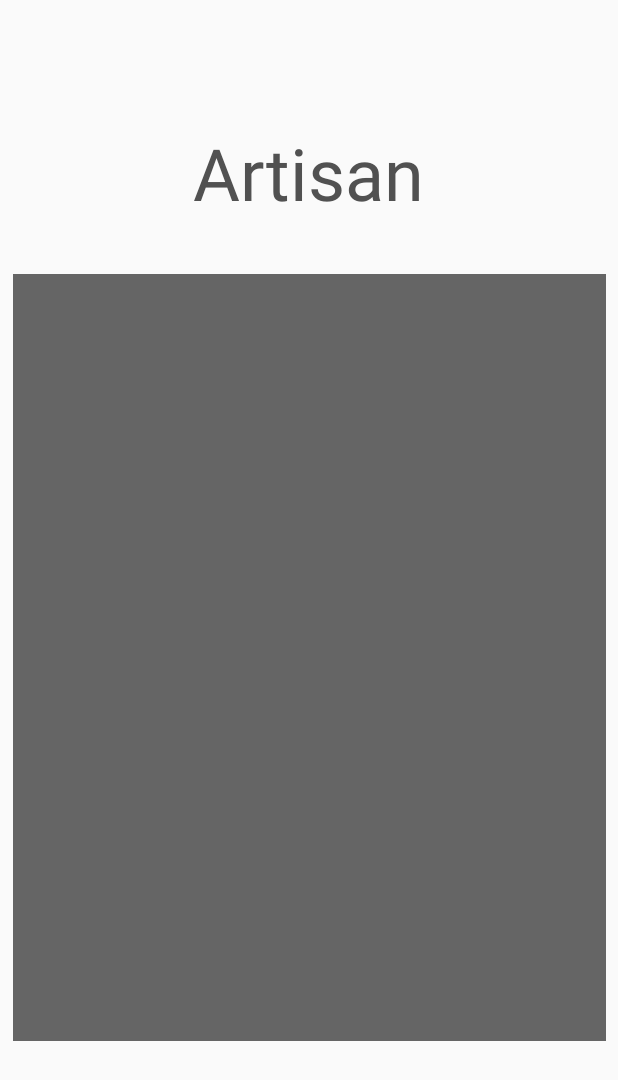
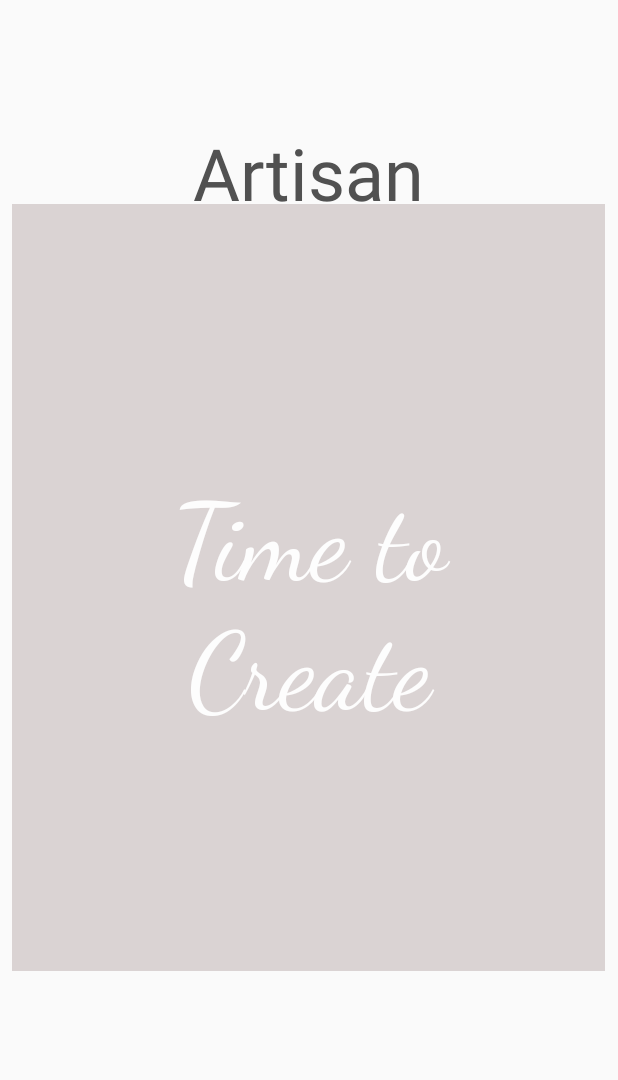
Before and after one commit to Kemarly/KotArtisan, an Android app built with Jetpack Compose: the screen it shows after launch (MainActivity), on a phone screen of 412 x 824 dp. Shown: the top 1080 px of the screen. Run offline under Robolectric (Android 15) with nearby library versions, the phone set to English and light mode, and no system bars.

Commit message:
start screen text

```diff
--- a/app/src/main/res/layout/activity_start_screen.xml
+++ b/app/src/main/res/layout/activity_start_screen.xml
@@ -21,7 +21,7 @@
         app:layout_constraintEnd_toEndOf="parent"
         app:layout_constraintStart_toStartOf="parent"
         app:layout_constraintTop_toTopOf="parent"
-        tools:ignore="MissingConstraints,TextSizeCheck" />
+        tools:ignore="MissingConstraints,TextSizeCheck,VisualLintOverlap" />
 
     <ImageButton
         android:id="@+id/startButton"
@@ -32,12 +32,34 @@
         android:layout_marginTop="136dp"
         android:layout_marginEnd="8dp"
         android:layout_marginBottom="84dp"
-        android:background="#656565"
-        android:backgroundTint="#656565"
+        android:background="#DAD3D3"
+        android:backgroundTint="#DAD3D3"
+        app:layout_constraintBottom_toBottomOf="parent"
+        app:layout_constraintEnd_toEndOf="parent"
+        app:layout_constraintHorizontal_bias="0.0"
+        app:layout_constraintStart_toStartOf="parent"
+        app:layout_constraintTop_toTopOf="parent"
+        app:layout_constraintVertical_bias="0.0"
+        app:srcCompat="@drawable/time_to_create"
+        tools:ignore="ContentDescription,ImageContrastCheck,SpeakableTextPresentCheck" />
+
+    <TextView
+        android:id="@+id/textView"
+        android:layout_width="308dp"
+        android:layout_height="294dp"
+        android:layout_marginStart="51dp"
+        android:layout_marginTop="272dp"
+        android:layout_marginEnd="52dp"
+        android:layout_marginBottom="165dp"
+        android:fontFamily="cursive"
+        android:text="@string/TimeToCreate"
+        android:textAlignment="center"
+        android:textColor="#FDFDFD"
+        android:textSize="72sp"
         app:layout_constraintBottom_toBottomOf="parent"
         app:layout_constraintEnd_toEndOf="parent"
         app:layout_constraintStart_toStartOf="parent"
         app:layout_constraintTop_toTopOf="parent"
-        app:srcCompat="@drawable/time_to_create"
-        tools:ignore="ContentDescription,ImageContrastCheck,SpeakableTextPresentCheck" />
+        tools:ignore="TextContrastCheck" />
+
 </androidx.constraintlayout.widget.ConstraintLayout>
--- a/app/src/main/res/values/strings.xml
+++ b/app/src/main/res/values/strings.xml
@@ -1,4 +1,5 @@
 <resources>
     <string name="app_name">KotArtisan</string>
     <string name="Artisan">Artisan</string>
+    <string name="TimeToCreate">Time to Create</string>
 </resources>
```
